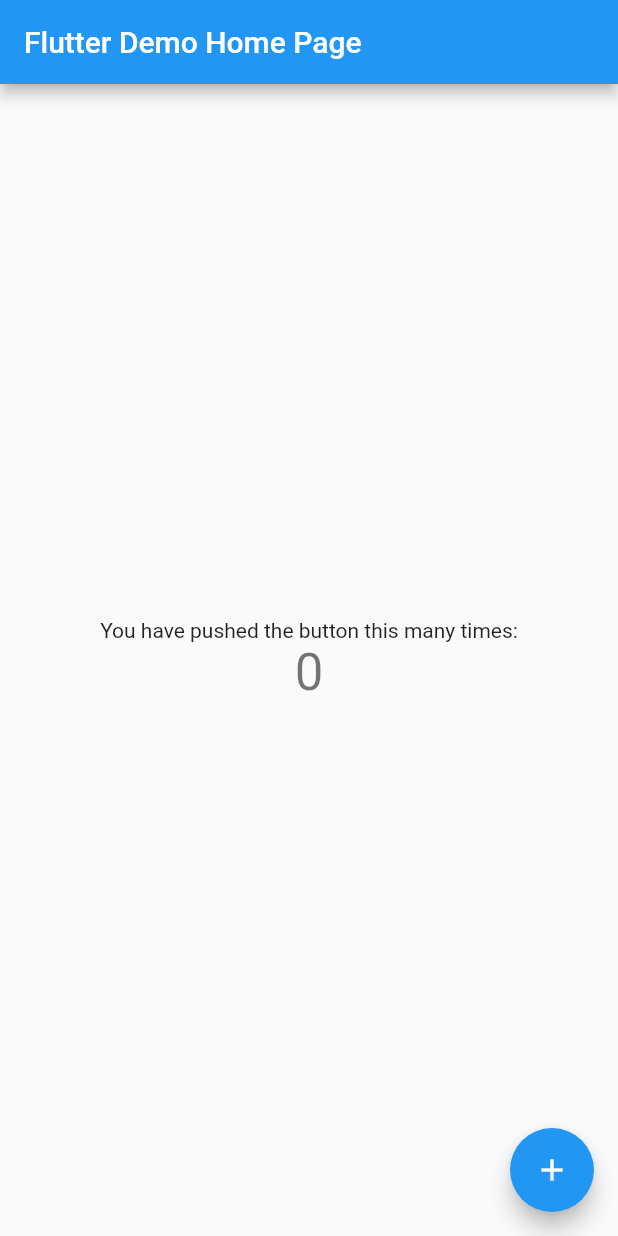
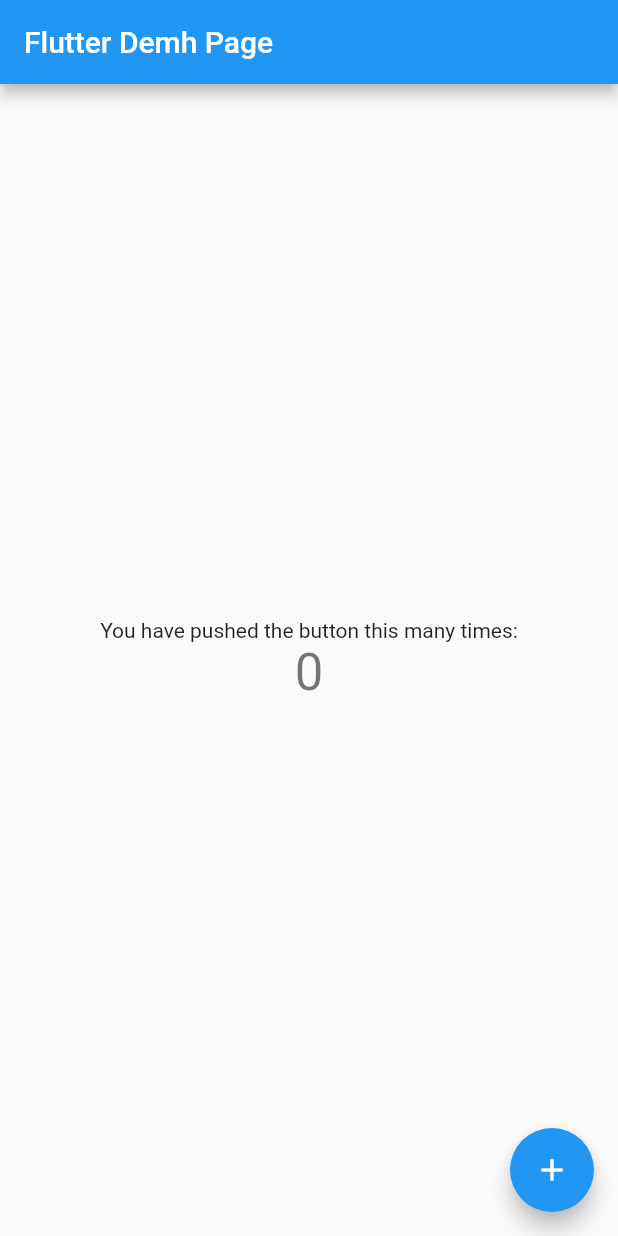
Before and after one commit to mohamedkhrouf/my-camp, a Flutter app: the screen it shows after launch, on a phone screen of 412 x 824 dp. Run offline on Flutter 3.47's test engine with Material 2 defaults, Android fonts, the phone set to English and light mode, and no system bars.

```diff
--- a/lib/main.dart
+++ b/lib/main.dart
@@ -26,7 +26,7 @@ class MyApp extends StatelessWidget {
         // closer together (more dense) than on mobile platforms.
         visualDensity: VisualDensity.adaptivePlatformDensity,
       ),
-      home: MyHomePage(title: 'Flutter Demo Home Page'),
+      home: MyHomePage(title: 'Flutter Demh Page'),
     );
   }
 }
```
Also changed, not shown: 4 other files.
